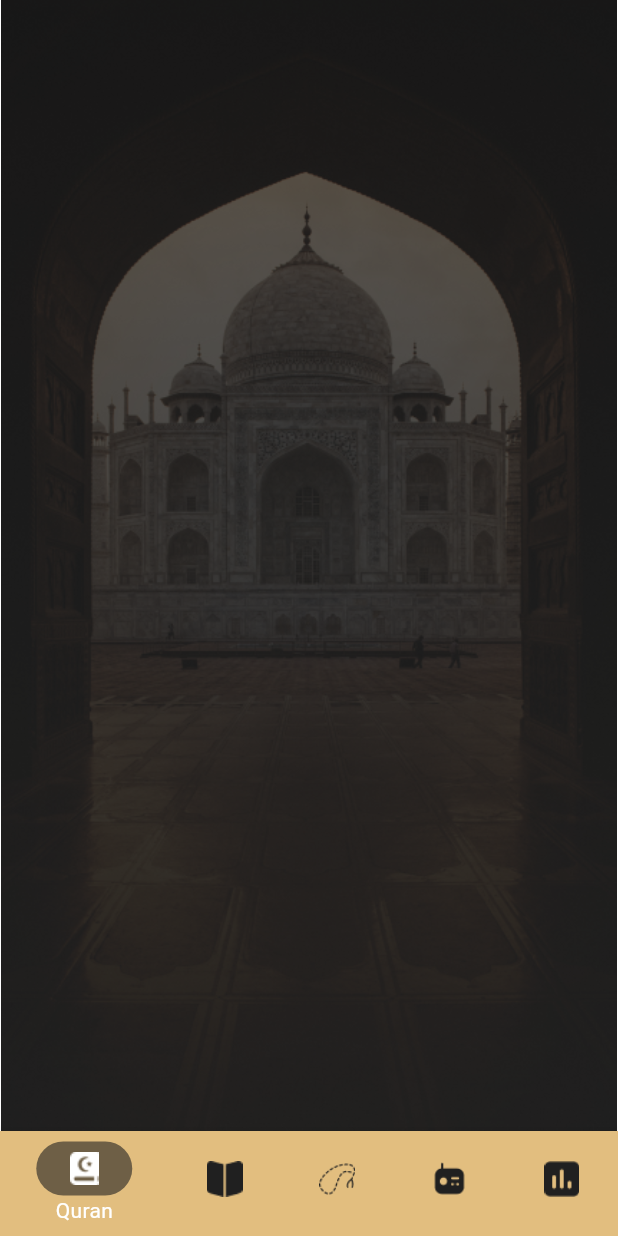
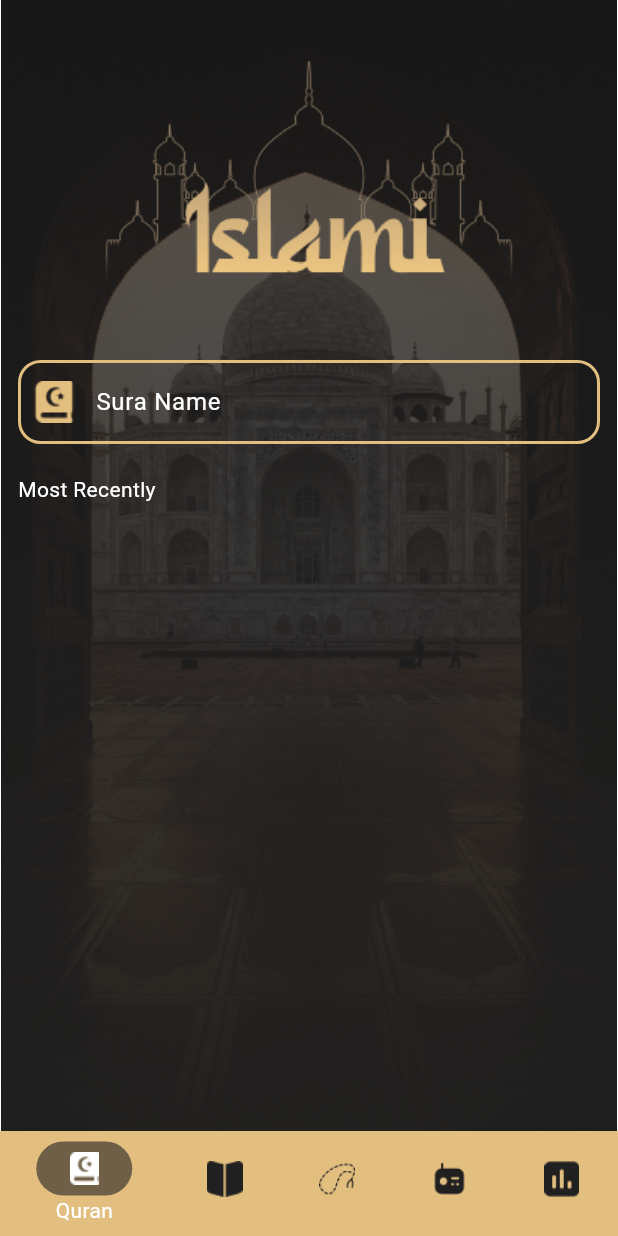
Before and after one commit to MinaWagdy228/Islami, a Flutter app: the screen it shows after launch, on a phone screen of 412 x 824 dp. Run offline on Flutter 3.47's test engine with Material 3 defaults, Android fonts, the light colour scheme and no system bars.

Commit message:
Home Screen Navigation Done

```diff
--- a/lib/tabs/quran/quran_tab.dart
+++ b/lib/tabs/quran/quran_tab.dart
@@ -1,16 +1,49 @@
 import 'package:flutter/material.dart';
+import 'package:islami/app_colors.dart';
 
 class QuranTab extends StatelessWidget {
   const QuranTab({super.key});
 
   @override
   Widget build(BuildContext context) {
-    return Column(
-      children: [
-        Row(
-          children: [],
-        )
-      ],
+    return Container(
+      margin: EdgeInsets.all(12),
+      child: Column(
+        crossAxisAlignment: CrossAxisAlignment.stretch,
+        children: [
+          Image.asset("assets/Images/Logo.png"),
+          TextField(
+              cursorColor: Colors.white,
+              decoration: InputDecoration(
+                  hintText: "Sura Name",
+                  hintStyle: TextStyle(color: Colors.white),
+                  enabledBorder: OutlineInputBorder(
+                      borderRadius: BorderRadius.circular(15),
+                      borderSide:
+                          BorderSide(color: AppColors.primaryDark, width: 2)),
+                  focusedBorder: OutlineInputBorder(
+                      borderRadius: BorderRadius.circular(15),
+                      borderSide:
+                          BorderSide(color: AppColors.primaryDark, width: 2)),
+                  prefixIcon: ImageIcon(
+                      color: AppColors.primaryDark,
+                      AssetImage("assets/Images/icon_search.png")))),
+          SizedBox(height: 20),
+          Text(
+            "Most Recently",
+            style: TextStyle(color: Colors.white),
+          ),
+          Container(
+            child: Row(
+              children: [
+                Column(
+                  children: [],
+                )
+              ],
+            ),
+          )
+        ],
+      ),
     );
   }
 }
```
Also changed, not shown: assets/Images/2.0x/icon_search@2x.png (added), assets/Images/3.0x/icon_search@3x.png (added), assets/Images/icon_search.png (added).
